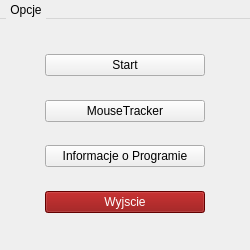
The window that GlowneOkno.ui (MBuczma/QtBot) describes before a commit, drawn with Qt 5.
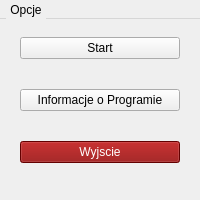
The same window after the commit.

Commit message: Usunięcie nagrywanie okno

Diff of the .ui file:
```diff
--- a/GlowneOkno.ui
+++ b/GlowneOkno.ui
@@ -6,8 +6,8 @@
    <rect>
     <x>0</x>
     <y>0</y>
-    <width>250</width>
-    <height>250</height>
+    <width>200</width>
+    <height>200</height>
    </rect>
   </property>
   <property name="sizePolicy">
@@ -18,14 +18,14 @@
   </property>
   <property name="minimumSize">
    <size>
-    <width>250</width>
-    <height>250</height>
+    <width>200</width>
+    <height>200</height>
    </size>
   </property>
   <property name="maximumSize">
    <size>
-    <width>250</width>
-    <height>250</height>
+    <width>200</width>
+    <height>200</height>
    </size>
   </property>
   <property name="focusPolicy">
@@ -64,20 +64,33 @@
         </sizepolicy>
        </property>
        <layout class="QGridLayout" name="gridLayout">
+        <item row="3" column="0">
+         <spacer name="verticalSpacer_5">
+          <property name="orientation">
+           <enum>Qt::Orientation::Vertical</enum>
+          </property>
+          <property name="sizeHint" stdset="0">
+           <size>
+            <width>20</width>
+            <height>40</height>
+           </size>
+          </property>
+         </spacer>
+        </item>
+        <item row="0" column="0">
+         <widget class="QPushButton" name="PrzyciskStart">
+          <property name="maximumSize">
+           <size>
+            <width>160</width>
+            <height>30</height>
+           </size>
+          </property>
+          <property name="text">
+           <string>Start</string>
+          </property>
+         </widget>
+        </item>
         <item row="2" column="0">
-         <spacer name="verticalSpacer_3">
-          <property name="orientation">
-           <enum>Qt::Orientation::Vertical</enum>
-          </property>
-          <property name="sizeHint" stdset="0">
-           <size>
-            <width>20</width>
-            <height>40</height>
-           </size>
-          </property>
-         </spacer>
-        </item>
-        <item row="5" column="0">
          <widget class="QPushButton" name="PrzyciskInfo">
           <property name="maximumSize">
            <size>
@@ -90,33 +103,7 @@
           </property>
          </widget>
         </item>
-        <item row="1" column="0">
-         <widget class="QPushButton" name="PrzyciskStart">
-          <property name="maximumSize">
-           <size>
-            <width>160</width>
-            <height>30</height>
-           </size>
-          </property>
-          <property name="text">
-           <string>Start</string>
-          </property>
-         </widget>
-        </item>
         <item row="4" column="0">
-         <spacer name="verticalSpacer_4">
-          <property name="orientation">
-           <enum>Qt::Orientation::Vertical</enum>
-          </property>
-          <property name="sizeHint" stdset="0">
-           <size>
-            <width>20</width>
-            <height>40</height>
-           </size>
-          </property>
-         </spacer>
-        </item>
-        <item row="7" column="0">
          <widget class="QPushButton" name="PrzyciskWyjscie">
           <property name="maximumSize">
            <size>
@@ -142,34 +129,8 @@
           </property>
          </widget>
         </item>
-        <item row="6" column="0">
-         <spacer name="verticalSpacer_5">
-          <property name="orientation">
-           <enum>Qt::Orientation::Vertical</enum>
-          </property>
-          <property name="sizeHint" stdset="0">
-           <size>
-            <width>20</width>
-            <height>40</height>
-           </size>
-          </property>
-         </spacer>
-        </item>
-        <item row="3" column="0">
-         <widget class="QPushButton" name="PrzyciskMouseTracker">
-          <property name="maximumSize">
-           <size>
-            <width>160</width>
-            <height>30</height>
-           </size>
-          </property>
-          <property name="text">
-           <string>MouseTracker</string>
-          </property>
-         </widget>
-        </item>
-        <item row="0" column="0">
-         <spacer name="verticalSpacer">
+        <item row="1" column="0">
+         <spacer name="verticalSpacer_3">
           <property name="orientation">
            <enum>Qt::Orientation::Vertical</enum>
           </property>
@@ -194,7 +155,7 @@
     <rect>
      <x>0</x>
      <y>0</y>
-     <width>250</width>
+     <width>200</width>
      <height>21</height>
     </rect>
    </property>
```
Left out of the diff: 2 changed lines with no effect on the pictures. The commit also changes 8 other files.
